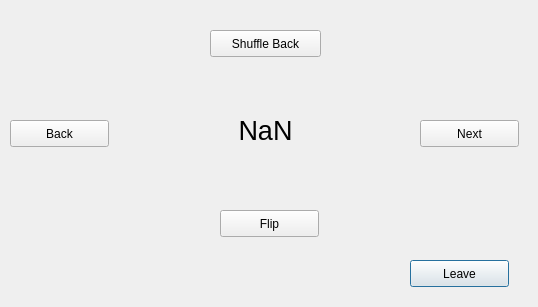
Before: the Qt Designer form cardviewer.ui in jbwyatt4/wyattflashcardapp, drawn with Qt 5.
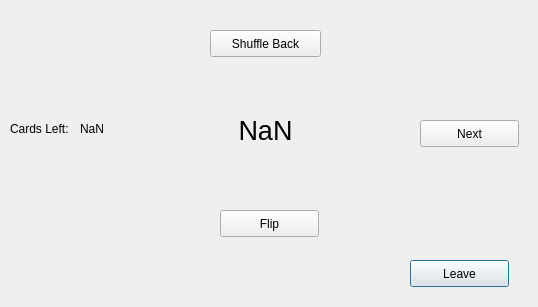
After: the same form once the commit is applied.

Commit message: fixed up the bugs with the connector to CardViewer

Patch:
```diff
--- a/cardviewer.ui
+++ b/cardviewer.ui
@@ -64,19 +64,6 @@
     <string>Flip</string>
    </property>
   </widget>
-  <widget class="QPushButton" name="backButton">
-   <property name="geometry">
-    <rect>
-     <x>10</x>
-     <y>120</y>
-     <width>99</width>
-     <height>27</height>
-    </rect>
-   </property>
-   <property name="text">
-    <string>Back</string>
-   </property>
-  </widget>
   <widget class="QPushButton" name="nextButton">
    <property name="geometry">
     <rect>
@@ -103,6 +90,32 @@
     <string>Shuffle Back</string>
    </property>
   </widget>
+  <widget class="QLabel" name="label">
+   <property name="geometry">
+    <rect>
+     <x>10</x>
+     <y>120</y>
+     <width>81</width>
+     <height>17</height>
+    </rect>
+   </property>
+   <property name="text">
+    <string>Cards Left:</string>
+   </property>
+  </widget>
+  <widget class="QLabel" name="label_2">
+   <property name="geometry">
+    <rect>
+     <x>80</x>
+     <y>120</y>
+     <width>31</width>
+     <height>17</height>
+    </rect>
+   </property>
+   <property name="text">
+    <string>NaN</string>
+   </property>
+  </widget>
  </widget>
  <resources/>
  <connections/>
```
Left out of the diff: 3 changed lines with no effect on the pictures. The commit also changes 4 other files.
